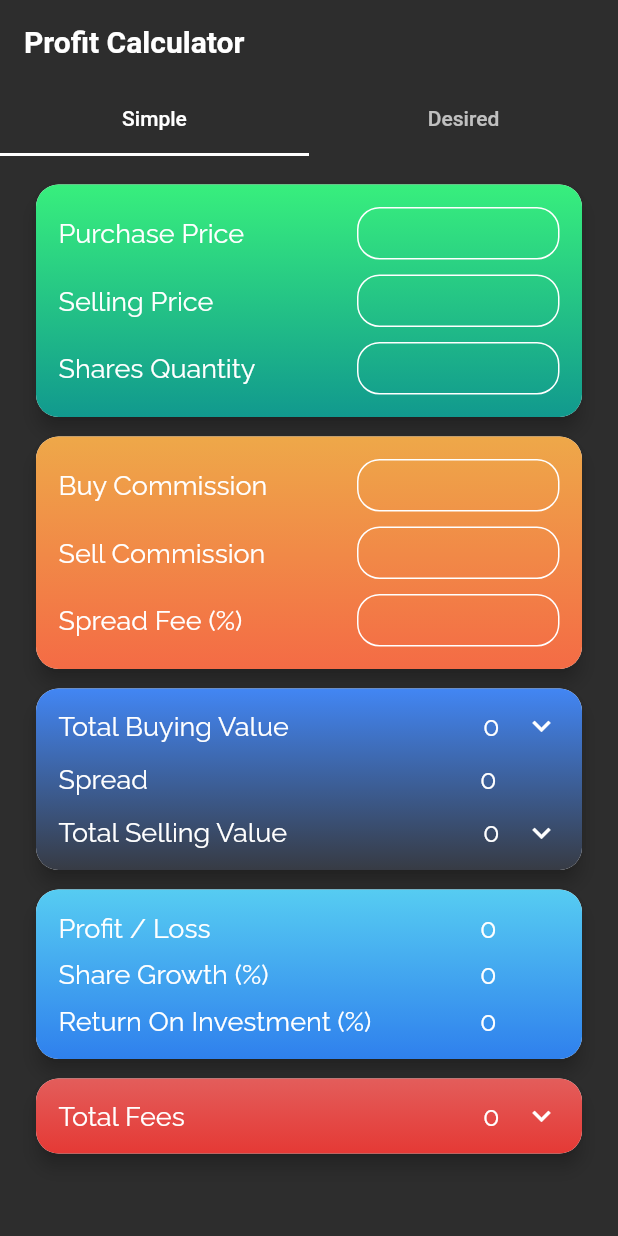
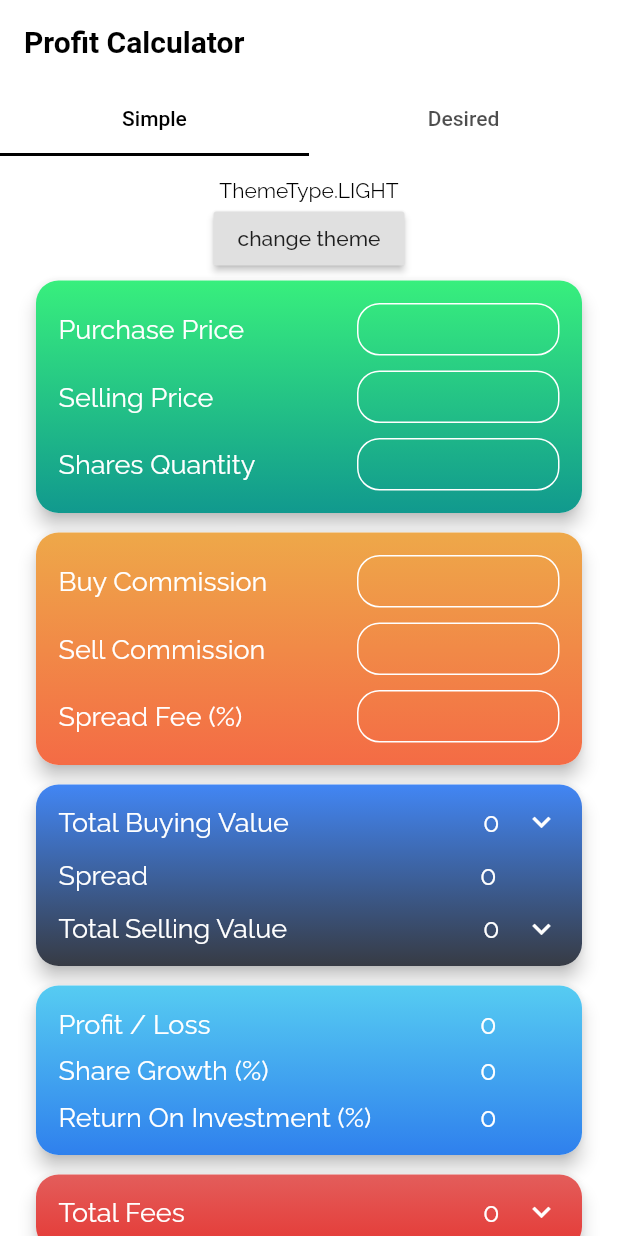
Before and after one commit to seanyasno/finance_app, a Flutter app: the screen it shows after launch, on a phone screen of 412 x 824 dp. Run offline on Flutter 3.47's test engine with Material 2 defaults, Android fonts, the phone set to English and light mode, and no system bars; our stand-ins replace google_fonts.

Commit message:
Added theme type notifier.

```diff
--- a/lib/components/profit_forms/simple_profit_form/simple_profit_form.dart
+++ b/lib/components/profit_forms/simple_profit_form/simple_profit_form.dart
@@ -4,7 +4,10 @@ import 'package:finance_app/components/profit_sections/info_sections/info_sum_se
 import 'package:finance_app/components/profit_sections/simple_sections/simple_share_section.dart';
 import 'package:finance_app/components/profit_sections/fees_section.dart';
 import 'package:finance_app/components/profit_info/profit_info.dart';
+import 'package:finance_app/notifiers/ThemeTypeNotifier.dart';
+import 'package:finance_app/models/types/theme_type.dart';
 import 'package:finance_app/models/commission_fee.dart';
+import 'package:provider/provider.dart';
 import 'package:flutter/material.dart';
 import 'package:intl/intl.dart';
 
@@ -24,9 +27,21 @@ class _SimpleProfitFormState extends State<SimpleProfitForm> {
 
   @override
   Widget build(BuildContext context) {
+    ThemeTypeNotifier themeTypeNotifier = Provider.of<ThemeTypeNotifier>(context);
+
     return Container(
       child: Column(
         children: [
+          Text(themeTypeNotifier.themeType.toString()),
+          RaisedButton(
+            child: Text('change theme'),
+            onPressed: () {
+              if (themeTypeNotifier.themeType == ThemeType.LIGHT)
+                themeTypeNotifier.themeType = ThemeType.DARK;
+              else
+                themeTypeNotifier.themeType = ThemeType.LIGHT;
+            },
+          ),
           SimpleShareSection(_purchasePriceChanged, _sellingPriceChanged, _sharesQuantityChanged),
           SizedBox(
             height: 5,
--- a/lib/main.dart
+++ b/lib/main.dart
@@ -1,10 +1,20 @@
+import 'package:finance_app/notifiers/ThemeTypeNotifier.dart';
+import 'package:finance_app/pages/profit/profit_page.dart';
 import 'package:finance_app/models/app_theme_factory.dart';
-import 'package:finance_app/models/types/theme_type.dart';
-import 'package:finance_app/pages/profit/profit_page.dart';
+import 'package:provider/provider.dart';
 import 'package:flutter/services.dart';
 import 'package:flutter/material.dart';
 
-void main() => runApp(MyApp());
+void main() => runApp(
+      MultiProvider(
+        providers: [
+          ChangeNotifierProvider.value(
+            value: ThemeTypeNotifier(),
+          )
+        ],
+        child: MyApp(),
+      ),
+    );
 
 class MyApp extends StatelessWidget {
   @override
@@ -17,7 +27,8 @@ class MyApp extends StatelessWidget {
 
     return MaterialApp(
       title: 'Finance',
-      theme: AppThemeFactory.getThemeData(context, ThemeType.DARK),
+      theme:
+          AppThemeFactory.getThemeData(context, Provider.of<ThemeTypeNotifier>(context).themeType),
       home: ProfitPage(),
       debugShowCheckedModeBanner: false,
     );
--- /dev/null
+++ b/lib/notifiers/ThemeTypeNotifier.dart
@@ -0,0 +1,13 @@
+import 'package:finance_app/models/types/theme_type.dart';
+import 'package:flutter/cupertino.dart';
+
+class ThemeTypeNotifier with ChangeNotifier {
+  ThemeType _themeType = ThemeType.LIGHT;
+
+  ThemeType get themeType => _themeType;
+
+  set themeType(ThemeType value) {
+    _themeType = value;
+    notifyListeners();
+  }
+}
--- a/pubspec.yaml
+++ b/pubspec.yaml
@@ -25,10 +25,12 @@ dependencies:
     sdk: flutter
 
   google_fonts: 1.1.0
+  provider: 4.3.2+2
+  shared_preferences: 0.5.10
 
   # The following adds the Cupertino Icons font to your application.
   # Use with the CupertinoIcons class for iOS style icons.
-  cupertino_icons: ^0.1.3
+#  cupertino_icons: ^0.1.3
 
 dev_dependencies:
   flutter_test:
```
Also changed, not shown: pubspec.lock.
